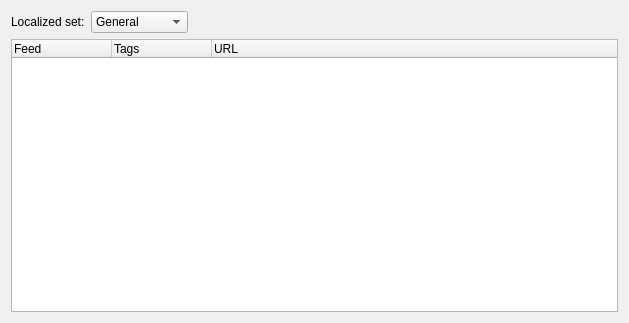
The window that src/plugins/aggregator/startupthirdpage.ui (0xd34df00d/leechcraft) describes before a commit, drawn with Qt 5.
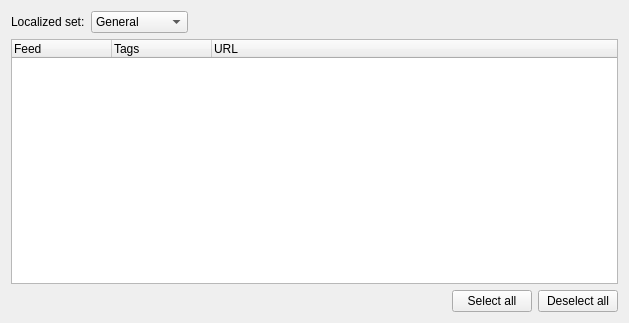
The same window after the commit.

Commit message: Aggregator: (de)select all buttons in startup wizard.

Patch:
```diff
--- a/src/plugins/aggregator/startupthirdpage.ui
+++ b/src/plugins/aggregator/startupthirdpage.ui
@@ -71,6 +71,37 @@
      </column>
     </widget>
    </item>
+   <item>
+    <layout class="QHBoxLayout" name="horizontalLayout_2">
+     <item>
+      <spacer name="horizontalSpacer_2">
+       <property name="orientation">
+        <enum>Qt::Horizontal</enum>
+       </property>
+       <property name="sizeHint" stdset="0">
+        <size>
+         <width>40</width>
+         <height>20</height>
+        </size>
+       </property>
+      </spacer>
+     </item>
+     <item>
+      <widget class="QPushButton" name="SelectAll_">
+       <property name="text">
+        <string>Select all</string>
+       </property>
+      </widget>
+     </item>
+     <item>
+      <widget class="QPushButton" name="DeselectAll_">
+       <property name="text">
+        <string>Deselect all</string>
+       </property>
+      </widget>
+     </item>
+    </layout>
+   </item>
   </layout>
  </widget>
  <resources/>
```
The commit also changes 2 other files.
